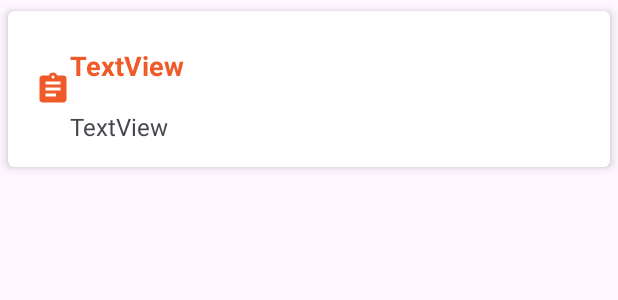
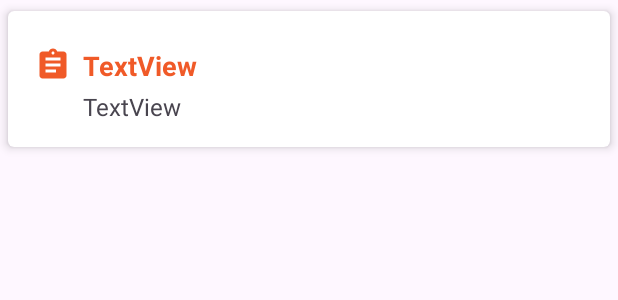
Before and after one commit to Mark-lee-coder/NoteKeeperApp, an Android app: the layout item_note_list.xml on its own in the app's theme, with its tools: preview values and no code run, on a phone screen of 412 x 824 dp. Shown: the top 300 px of the screen. Run offline under Robolectric (Android 15) with nearby library versions, the phone set to English and light mode, and no system bars.

Commit message:
Init Commit

```diff
--- a/app/src/main/res/layout/item_note_list.xml
+++ b/app/src/main/res/layout/item_note_list.xml
@@ -23,41 +23,44 @@
                 android:layout_marginStart="2dp"
                 android:layout_marginTop="8dp"
                 android:layout_marginBottom="8dp"
+                android:contentDescription="TODO"
                 app:layout_constraintBottom_toBottomOf="parent"
                 app:layout_constraintStart_toStartOf="parent"
                 app:layout_constraintTop_toTopOf="parent"
+                app:layout_constraintVertical_bias="0.0"
                 app:srcCompat="@drawable/ic_baseline_assignment_24"
-                app:tint="@color/pluralsight_orange"
-                android:contentDescription="TODO" />
+                app:tint="@color/pluralsight_orange" />
 
             <TextView
                 android:id="@+id/textCourse"
                 android:layout_width="0dp"
                 android:layout_height="wrap_content"
-                android:layout_marginStart="25dp"
+                android:layout_marginStart="8dp"
                 android:layout_marginTop="8dp"
+                android:layout_marginEnd="8dp"
                 android:text="TextView"
                 android:textColor="@color/pluralsight_orange"
                 android:textSize="18sp"
                 android:textStyle="bold"
                 app:layout_constraintEnd_toEndOf="parent"
-                app:layout_constraintStart_toStartOf="parent"
+                app:layout_constraintHorizontal_bias="0.0"
+                app:layout_constraintStart_toEndOf="@+id/imageView"
                 app:layout_constraintTop_toTopOf="parent" />
 
             <TextView
                 android:id="@+id/textTitle"
                 android:layout_width="0dp"
                 android:layout_height="wrap_content"
-                android:layout_marginStart="25dp"
-                android:layout_marginTop="50dp"
+                android:layout_marginStart="8dp"
+                android:layout_marginTop="4dp"
                 android:layout_marginEnd="8dp"
                 android:text="TextView"
                 android:textSize="16sp"
                 android:textStyle="normal"
                 app:layout_constraintEnd_toEndOf="parent"
                 app:layout_constraintHorizontal_bias="0.0"
-                app:layout_constraintStart_toStartOf="parent"
-                app:layout_constraintTop_toTopOf="parent" />
+                app:layout_constraintStart_toEndOf="@+id/imageView"
+                app:layout_constraintTop_toBottomOf="@+id/textCourse" />
 
         </androidx.constraintlayout.widget.ConstraintLayout>
 
--- a/app/src/main/res/layout/nav_header_items.xml
+++ b/app/src/main/res/layout/nav_header_items.xml
@@ -18,7 +18,7 @@
         android:layout_height="wrap_content"
         android:contentDescription="@string/nav_header_desc"
         android:paddingTop="@dimen/nav_header_vertical_spacing"
-        app:srcCompat="@mipmap/ic_launcher_round" />
+        app:srcCompat="@drawable/logo" />
 
     <TextView
         android:layout_width="match_parent"
```
Also changed, not shown: app/src/main/res/drawable/orange_rectangle.xml (added, +8 -0 lines), app/src/main/res/drawable-xhdpi/logo.png (added), app/src/main/res/drawable-xxhdpi/logo.png (added), app/src/main/res/drawable-xxxhdpi/logo.png (added).
